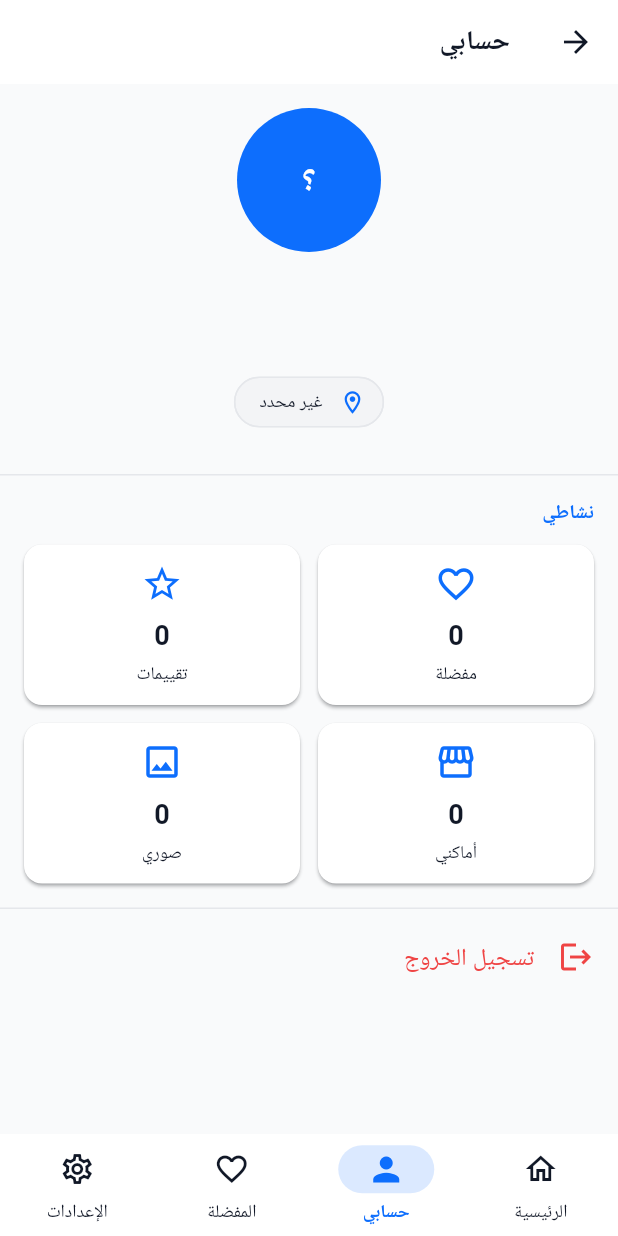
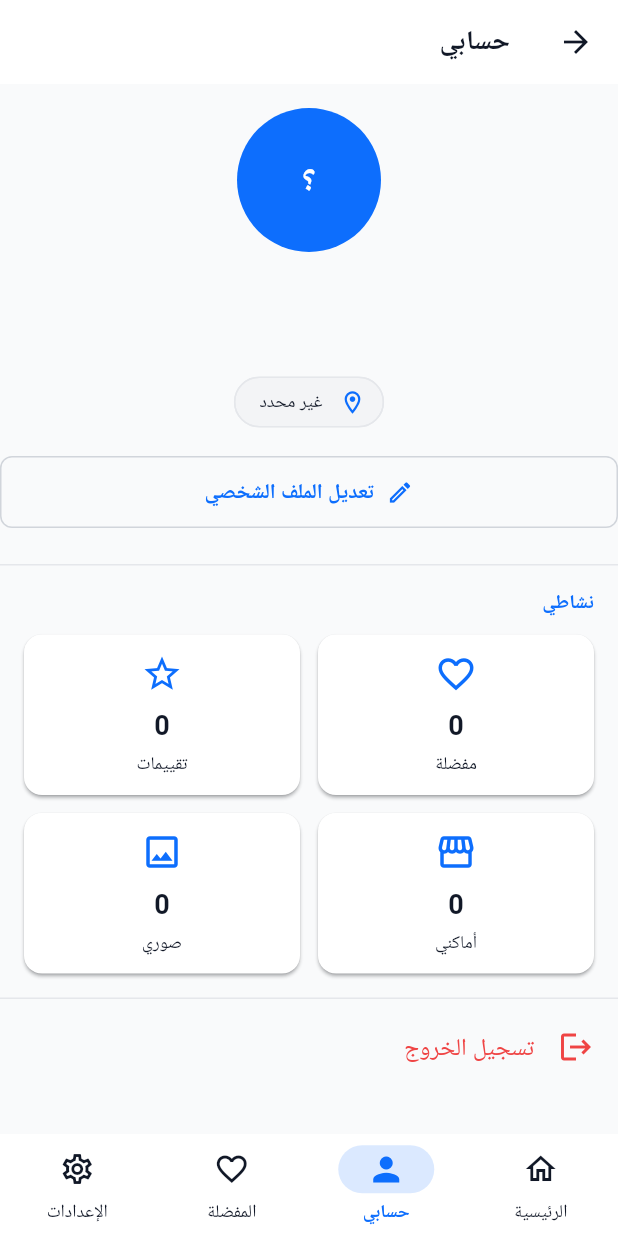
Before and after one commit to mohtorg/YaBaladi, a Flutter app: the ProfileScreen screen opened by its route, on a phone screen of 412 x 824 dp. Run offline on Flutter 3.47's test engine with Material 3 defaults, Android fonts, the phone set to English and light mode, and no system bars; our stand-ins replace cloud_firestore, firebase_auth, firebase_core, firebase_messaging, go_router, shared_preferences; accounts and stored records are empty.

Commit message:
refactor(ui): extract shared AppBar + ConfirmDialog widgets
- new widget: YaAppBar (unified AppBar with smart back button)
- new widget: showYaConfirmDialog (unified confirmation dialog)
- profile_screen: use shared widgets, add 'Edit profile' button
- settings_screen: use shared widgets, remove duplicated code

No behavior change — only code deduplication across Profile + Settings.

```diff
--- a/lib/features/profile/profile_screen.dart
+++ b/lib/features/profile/profile_screen.dart
@@ -5,8 +5,15 @@ import 'package:provider/provider.dart';
 import '../../../core/router/route_paths.dart';
 import '../../../l10n/app_localizations.dart';
 import '../../../theme/design_tokens.dart';
+import '../../../widgets/confirm_dialog.dart';
+import '../../../widgets/ya_app_bar.dart';
 import '../auth/controllers/auth_controller.dart';
 
+/// شاشة حسابي:
+/// - بيانات المستخدم (Avatar + Name + Email + Governorate)
+/// - زر تعديل الملف الشخصي
+/// - إحصائيات (مفضلة / تقييمات / أماكني / صوري)
+/// - تسجيل الخروج
 class ProfileScreen extends StatelessWidget {
   const ProfileScreen({super.key});
 
@@ -16,105 +23,34 @@ class ProfileScreen extends StatelessWidget {
     final auth = context.watch<AuthController>();
     final theme = Theme.of(context);
 
-    // === Back Button في AppBar (يظهر في Home وليس في Auth) ===
-    final appBar = AppBar(
-      title: Text(l10n.profile),
-      leading: IconButton(
-        icon: const Icon(Icons.arrow_back),
-        tooltip: l10n.home,
-        onPressed: () {
-          if (context.canPop()) {
-            context.pop();
-          } else {
-            context.go(RoutePaths.home);
-          }
-        },
-      ),
-    );
-
-    // غير مسجل → دعوة لتسجيل الدخول
+    // === غير مسجل → دعوة لتسجيل الدخول ===
     if (!auth.isLoggedIn) {
       return Scaffold(
-        appBar: appBar,
-        body: Center(
-          child: Padding(
-            padding: const EdgeInsets.all(YaBaladiDesignTokens.space5),
-            child: Column(
-              mainAxisSize: MainAxisSize.min,
-              children: [
-                Icon(
-                  Icons.person_outline,
-                  size: 72,
-                  color: theme.colorScheme.onSurfaceVariant,
-                ),
-                const SizedBox(height: YaBaladiDesignTokens.space4),
-                Text(
-                  l10n.loginSubtitle,
-                  textAlign: TextAlign.center,
-                  style: theme.textTheme.bodyLarge?.copyWith(
-                    color: theme.colorScheme.onSurfaceVariant,
-                  ),
-                ),
-                const SizedBox(height: YaBaladiDesignTokens.space5),
-                FilledButton(
-                  onPressed: () => context.go(RoutePaths.login),
-                  child: Text(l10n.login),
-                ),
-              ],
-            ),
-          ),
-        ),
+        appBar: YaAppBar(title: l10n.profile),
+        body: _LoginRequired(onLogin: () => context.go(RoutePaths.login)),
       );
     }
 
-    // === مسجل → بيانات المستخدم ===
     final displayName = auth.displayName ?? '—';
     final email = auth.email ?? '—';
 
     return Scaffold(
-      appBar: appBar,
+      appBar: YaAppBar(title: l10n.profile),
       body: ListView(
         padding: const EdgeInsets.symmetric(
           vertical: YaBaladiDesignTokens.space4,
         ),
         children: [
-          // === Avatar + Name + Email ===
-          Center(
-            child: CircleAvatar(
-              radius: 48,
-              backgroundColor: theme.colorScheme.primaryContainer,
-              child: Text(
-                _initials(displayName),
-                style: theme.textTheme.headlineMedium?.copyWith(
-                  color: theme.colorScheme.onPrimaryContainer,
-                  fontWeight: FontWeight.w700,
+          // ─── Header: Avatar + Name + Email ───
+          _ProfileHeader(
+            name: displayName,
+            email: email,
+            initials: _initials(displayName),
           ),
-              ),
-            ),
-          ),
+
           const SizedBox(height: YaBaladiDesignTokens.space3),
 
-          Center(
-            child: Text(
-              displayName,
-              style: theme.textTheme.headlineSmall?.copyWith(
-                fontWeight: FontWeight.w700,
-              ),
-            ),
-          ),
-          const SizedBox(height: YaBaladiDesignTokens.space1),
-
-          Center(
-            child: Text(
-              email,
-              style: theme.textTheme.bodyMedium?.copyWith(
-                color: theme.colorScheme.onSurfaceVariant,
-              ),
-            ),
-          ),
-          const SizedBox(height: YaBaladiDesignTokens.space3),
-
-          // === Chip: Governorate ===
+          // ─── Governorate Chip ───
           Center(
             child: Chip(
               avatar: Icon(
@@ -126,11 +62,140 @@ class ProfileScreen extends StatelessWidget {
             ),
           ),
 
+          const SizedBox(height: YaBaladiDesignTokens.space3),
+
+          // ─── Edit Profile Button ───
+          Center(
+            child: OutlinedButton.icon(
+              onPressed: () {
+                // TODO(G4): edit profile screen
+                ScaffoldMessenger.of(context).showSnackBar(
+                  const SnackBar(content: Text('قريبًا')),
+                );
+              },
+              icon: const Icon(Icons.edit_outlined, size: 18),
+              label: const Text('تعديل الملف الشخصي'),
+            ),
+          ),
+
           const SizedBox(height: YaBaladiDesignTokens.space5),
           const Divider(height: 1),
 
-          // === Stats Grid ===
-          Padding(
+          // ─── Stats Grid ───
+          _StatsSection(),
+          const Divider(height: 1),
+
+          // ─── Logout ───
+          ListTile(
+            leading: Icon(Icons.logout, color: theme.colorScheme.error),
+            title: Text(
+              l10n.logout,
+              style: TextStyle(color: theme.colorScheme.error),
+            ),
+            onTap: () => _confirmLogout(context, auth),
+          ),
+
+          const SizedBox(height: YaBaladiDesignTokens.space4),
+        ],
+      ),
+    );
+  }
+
+  static String _initials(String input) {
+    final trimmed = input.trim();
+    if (trimmed.isEmpty || trimmed == '—') return '؟';
+    final parts = trimmed.split(RegExp(r'\s+'));
+    if (parts.length == 1) {
+      return parts.first.substring(0, 1).toUpperCase();
+    }
+    return (parts.first.substring(0, 1) + parts.last.substring(0, 1))
+        .toUpperCase();
+  }
+
+  Future<void> _confirmLogout(
+    BuildContext context,
+    AuthController auth,
+  ) async {
+    final l10n = AppLocalizations.of(context);
+    final confirmed = await showYaConfirmDialog(
+      context: context,
+      title: l10n.logoutConfirmTitle,
+      message: l10n.logoutConfirmMessage,
+      confirmLabel: l10n.confirm,
+      cancelLabel: l10n.cancel,
+      isDestructive: true,
+    );
+
+    if (confirmed == true) {
+      await auth.signOut();
+    }
+  }
+}
+
+// ═══════════════════════════════════════════════════════════════
+// PROFILE HEADER
+// ═══════════════════════════════════════════════════════════════
+
+class _ProfileHeader extends StatelessWidget {
+  const _ProfileHeader({
+    required this.name,
+    required this.email,
+    required this.initials,
+  });
+
+  final String name;
+  final String email;
+  final String initials;
+
+  @override
+  Widget build(BuildContext context) {
+    final theme = Theme.of(context);
+
+    return Column(
+      children: [
+        CircleAvatar(
+          radius: 48,
+          backgroundColor: theme.colorScheme.primaryContainer,
+          child: Text(
+            initials,
+            style: theme.textTheme.headlineMedium?.copyWith(
+              color: theme.colorScheme.onPrimaryContainer,
+              fontWeight: FontWeight.w700,
+            ),
+          ),
+        ),
+        const SizedBox(height: YaBaladiDesignTokens.space3),
+        Text(
+          name,
+          style: theme.textTheme.headlineSmall?.copyWith(
+            fontWeight: FontWeight.w700,
+          ),
+        ),
+        const SizedBox(height: YaBaladiDesignTokens.space1),
+        Text(
+          email,
+          style: theme.textTheme.bodyMedium?.copyWith(
+            color: theme.colorScheme.onSurfaceVariant,
+          ),
+        ),
+      ],
+    );
+  }
+}
+
+// ═══════════════════════════════════════════════════════════════
+// STATS SECTION
+// ═══════════════════════════════════════════════════════════════
+
+class _StatsSection extends StatelessWidget {
+  const _StatsSection();
+
+  @override
+  Widget build(BuildContext context) {
+    final l10n = AppLocalizations.of(context);
+    final theme = Theme.of(context);
+
+    return Padding(
       padding: const EdgeInsets.symmetric(
         horizontal: YaBaladiDesignTokens.space4,
         vertical: YaBaladiDesignTokens.space4,
@@ -192,71 +257,14 @@ class ProfileScreen extends StatelessWidget {
           ),
         ],
       ),
-          ),
-
-          const Divider(height: 1),
-
-          // === Logout ===
-          ListTile(
-            leading: Icon(Icons.logout, color: theme.colorScheme.error),
-            title: Text(
-              l10n.logout,
-              style: TextStyle(color: theme.colorScheme.error),
-            ),
-            onTap: () => _confirmLogout(context, auth),
-          ),
-
-          const SizedBox(height: YaBaladiDesignTokens.space4),
-        ],
-      ),
     );
-  }
-
-  String _initials(String input) {
-    final trimmed = input.trim();
-    if (trimmed.isEmpty || trimmed == '—') return '؟';
-    final parts = trimmed.split(RegExp(r'\s+'));
-    if (parts.length == 1) {
-      return parts.first.substring(0, 1).toUpperCase();
-    }
-    return (parts.first.substring(0, 1) + parts.last.substring(0, 1))
-        .toUpperCase();
-  }
-
-  Future<void> _confirmLogout(
-    BuildContext context,
-    AuthController auth,
-  ) async {
-    final l10n = AppLocalizations.of(context);
-    final confirmed = await showDialog<bool>(
-      context: context,
-      builder: (dialogContext) => AlertDialog(
-        title: Text(l10n.logoutConfirmTitle),
-        content: Text(l10n.logoutConfirmMessage),
-        actions: [
-          TextButton(
-            onPressed: () => Navigator.of(dialogContext).pop(false),
-            child: Text(l10n.cancel),
-          ),
-          FilledButton(
-            style: FilledButton.styleFrom(
-              backgroundColor: Theme.of(context).colorScheme.error,
-              foregroundColor: Theme.of(context).colorScheme.onError,
-            ),
-            onPressed: () => Navigator.of(dialogContext).pop(true),
-            child: Text(l10n.confirm),
-          ),
-        ],
-      ),
-    );
-
-    if (confirmed == true) {
-      await auth.signOut();
-    }
   }
 }
 
-/// بطاقة إحصائية واحدة (مفضلة / تقييمات / أماكني / صوري)
+// ═══════════════════════════════════════════════════════════════
+// STAT CARD
+// ═══════════════════════════════════════════════════════════════
+
 class _StatCard extends StatelessWidget {
   const _StatCard({
     required this.icon,
@@ -299,3 +307,48 @@ class _StatCard extends StatelessWidget {
     );
   }
 }
+
+// ═══════════════════════════════════════════════════════════════
+// LOGIN REQUIRED
+// ═══════════════════════════════════════════════════════════════
+
+class _LoginRequired extends StatelessWidget {
+  const _LoginRequired({required this.onLogin});
+
+  final VoidCallback onLogin;
+
+  @override
+  Widget build(BuildContext context) {
+    final l10n = AppLocalizations.of(context);
+    final theme = Theme.of(context);
+
+    return Center(
+      child: Padding(
+        padding: const EdgeInsets.all(YaBaladiDesignTokens.space5),
+        child: Column(
+          mainAxisSize: MainAxisSize.min,
+          children: [
+            Icon(
+              Icons.person_outline,
+              size: 72,
+              color: theme.colorScheme.onSurfaceVariant,
+            ),
+            const SizedBox(height: YaBaladiDesignTokens.space4),
+            Text(
+              l10n.loginSubtitle,
+              textAlign: TextAlign.center,
+              style: theme.textTheme.bodyLarge?.copyWith(
+                color: theme.colorScheme.onSurfaceVariant,
+              ),
+            ),
+            const SizedBox(height: YaBaladiDesignTokens.space5),
+            FilledButton(
+              onPressed: onLogin,
+              child: Text(l10n.login),
+            ),
+          ],
+        ),
+      ),
+    );
+  }
+}
--- /dev/null
+++ b/lib/widgets/ya_app_bar.dart
@@ -0,0 +1,43 @@
+import 'package:flutter/material.dart';
+import 'package:go_router/go_router.dart';
+
+import '../core/router/route_paths.dart';
+
+/// AppBar موحّد للتطبيق:
+/// - زر رجوع ذكي (pop أو Home تلقائيًا)
+/// - العنوان من l10n
+/// - اختياريًا: actions
+class YaAppBar extends StatelessWidget implements PreferredSizeWidget {
+  const YaAppBar({
+    super.key,
+    required this.title,
+    this.actions,
+    this.centerTitle = false,
+  });
+
+  final String title;
+  final List<Widget>? actions;
+  final bool centerTitle;
+
+  @override
+  Size get preferredSize => const Size.fromHeight(kToolbarHeight);
+
+  @override
+  Widget build(BuildContext context) {
+    return AppBar(
+      title: Text(title),
+      centerTitle: centerTitle,
+      actions: actions,
+      leading: IconButton(
+        icon: const Icon(Icons.arrow_back),
+        onPressed: () {
+          if (context.canPop()) {
+            context.pop();
+          } else {
+            context.go(RoutePaths.home);
+          }
+        },
+      ),
+    );
+  }
+}
```
Also changed, not shown: lib/screens/settings_screen.dart (+25 -80 lines), lib/widgets/confirm_dialog.dart (added, +42 -0 lines). Lines whose indentation alone changed are shown as unchanged.
